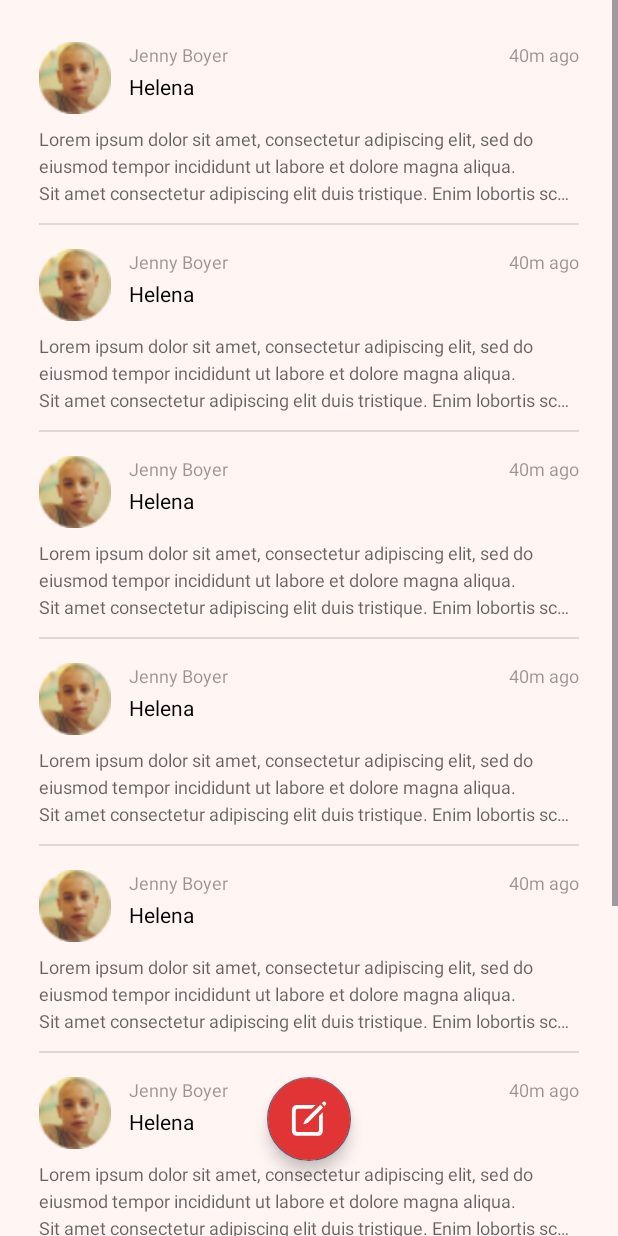
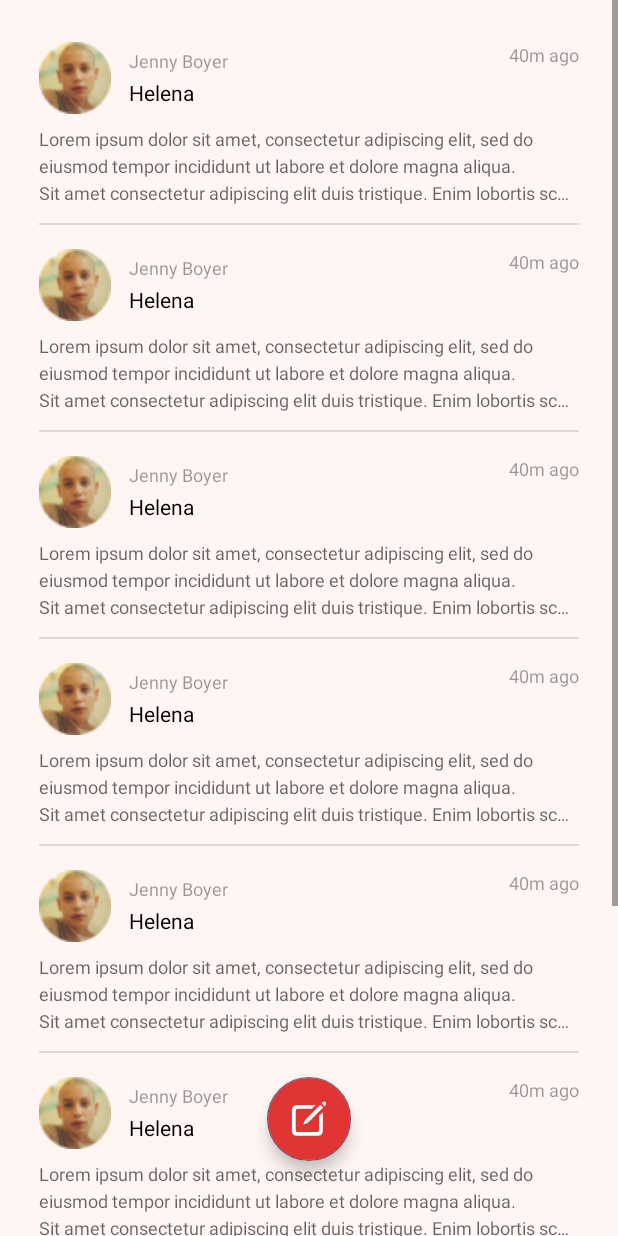
Before and after one commit to tuanminhphan45/mobile-project, an Android app: the fragment InboxFragment shown on its own in the app's theme, on a phone screen of 412 x 824 dp. Run offline under Robolectric (Android 15) with nearby library versions, the phone set to English and light mode, and no system bars.

Commit message:
make clean style inbox and love

```diff
--- a/app/src/main/res/layout/item_inbox.xml
+++ b/app/src/main/res/layout/item_inbox.xml
@@ -29,24 +29,24 @@
             android:layout_height="wrap_content"
             android:layout_weight="1"
             android:orientation="vertical"
-            android:layout_marginStart="12dp">
+            android:layout_marginStart="12dp"
+            android:layout_gravity="center_vertical">
 
             <TextView
                 android:id="@+id/user_name"
                 android:layout_width="wrap_content"
                 android:layout_height="wrap_content"
                 android:text="@string/user_name"
-                android:textAppearance="@style/bluer"
-                android:singleLine="true"
-                android:ellipsize="end"/>
+                android:textAppearance="@style/inbox_bluer"
+                />
 
             <TextView
-                android:id="@+id/main_name"
+                android:id="@+id/subject"
                 android:layout_width="wrap_content"
                 android:layout_height="wrap_content"
                 android:layout_marginTop="3dp"
                 android:text="@string/main_name"
-                android:textAppearance="@style/highlight"
+                android:textAppearance="@style/inbox_subject"
                 android:singleLine="true"
                 android:ellipsize="end"/>
         </LinearLayout>
@@ -63,7 +63,7 @@
                 android:layout_width="wrap_content"
                 android:layout_height="wrap_content"
                 android:text="@string/time_sent"
-                android:textAppearance="@style/bluer"
+                android:textAppearance="@style/inbox_bluer"
                 android:gravity="end"
                 android:singleLine="true"
                 android:ellipsize="end"/>
@@ -77,10 +77,10 @@
         android:layout_marginTop="8dp"
         android:layout_width="match_parent"
         android:layout_height="wrap_content"
-        android:textAppearance="@style/content"
+        android:maxLines="3"
         android:lineSpacingExtra="4sp"
-        android:maxLines="3"
         android:ellipsize="end"
+        android:textAppearance="@style/inbox_content"
         android:text="@string/content"/>
 
 
--- a/app/src/main/res/values/style.xml
+++ b/app/src/main/res/values/style.xml
@@ -1,17 +1,23 @@
 <?xml version="1.0" encoding="utf-8"?>
 <resources>
-    <style name="bluer">
+    <style name="inbox_bluer">
         <item name="android:textSize">12sp</item>
         <item name="android:textColor">#66000000</item>
+        <item name="singleLine">true</item>
+        <item name="android:ellipsize">end</item>
+
     </style>
-    <style name="highlight">
+    <style name="inbox_subject">
         <item name="android:textSize">14sp</item>
         <item name="android:textColor">#000000</item>
+        <item name="singleLine">true</item>
+        <item name="android:ellipsize">end</item>
     </style>
-    <style name="content">
+    <style name="inbox_content">
         <item name="android:textSize">12sp</item>
         <item name="android:textColor">#99000000</item>
     </style>
+
     <style name="email_subject">
         <item name="android:textSize">24sp</item>
         <item name="android:textColor">#000000</item>
```
Also changed, not shown: app/src/main/res/layout/item_love.xml (+9 -11 lines).
